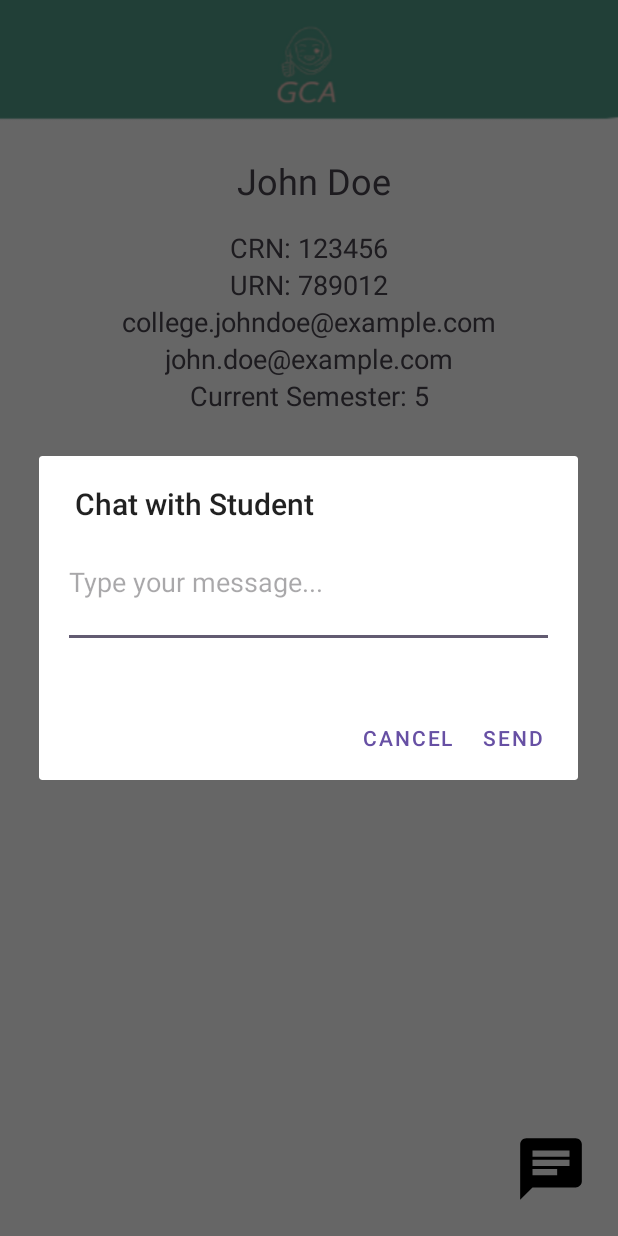
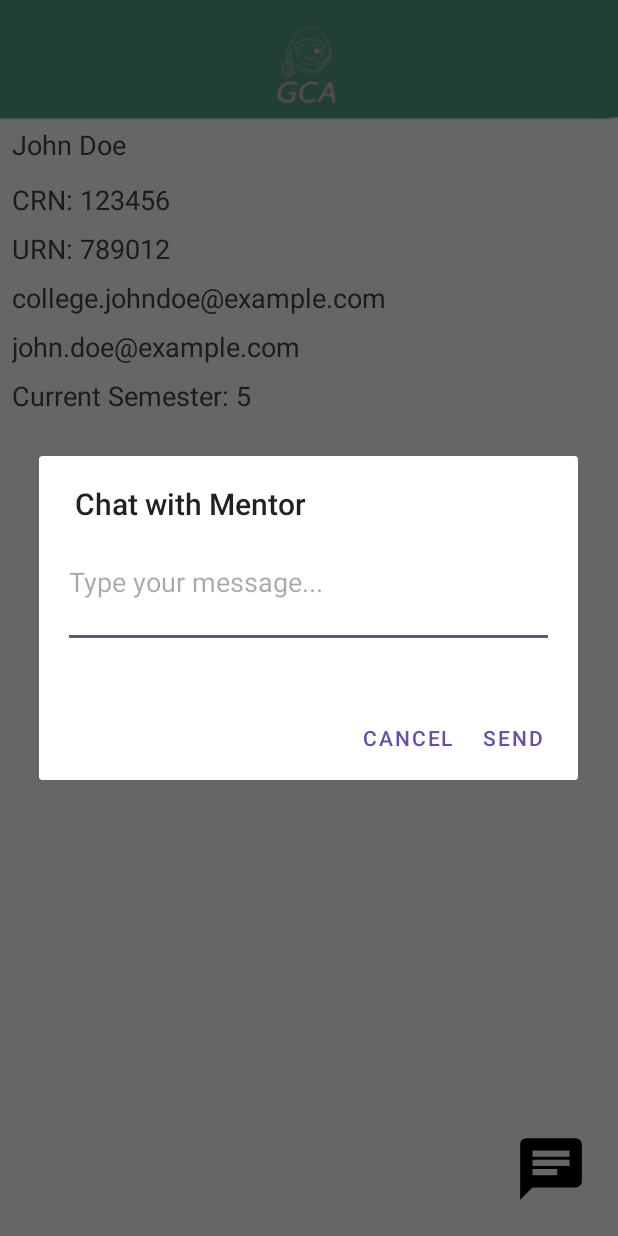
Before and after one commit to https-github-com-GNDECTouch/ConnectApp, an Android app: the MenteeActivity screen opened directly, with no data from a screen before it, after a tap on an icon or button, on a phone screen of 412 x 824 dp. Run offline under Robolectric (Android 15) with nearby library versions, the phone set to English and light mode, and no system bars.

Commit message:
changes made in mentee

```diff
--- a/app/src/main/java/com/example/gndectouch/MenteeActivity.java
+++ b/app/src/main/java/com/example/gndectouch/MenteeActivity.java
@@ -51,7 +51,7 @@ public class MenteeActivity extends AppCompatActivity {
     // Function to show the chat popup
     private void showChatPopup() {
         AlertDialog.Builder builder = new AlertDialog.Builder(this);
-        builder.setTitle("Chat with Student");
+        builder.setTitle("Chat with Mentor");
 
         // Create a layout for the chat content
         View chatLayout = getLayoutInflater().inflate(R.layout.chat_popup, null);
--- a/app/src/main/res/layout/activity_mentee.xml
+++ b/app/src/main/res/layout/activity_mentee.xml
@@ -13,13 +13,13 @@
         android:id="@+id/textViewName"
         android:layout_width="wrap_content"
         android:layout_height="wrap_content"
-        android:layout_marginTop="88dp"
+        android:layout_marginStart="8dp"
+        android:layout_marginTop="68dp"
         android:paddingTop="16dp"
-        android:paddingBottom="16dp"
-        android:text="Student Name"
-        android:textSize="24sp"
-        app:layout_constraintEnd_toEndOf="parent"
-        app:layout_constraintHorizontal_bias="0.511"
+        android:paddingBottom="8dp"
+        android:text="John"
+        android:textAlignment="viewStart"
+        android:textSize="18sp"
         app:layout_constraintStart_toStartOf="parent"
         app:layout_constraintTop_toTopOf="parent" />
 
@@ -27,58 +27,66 @@
         android:id="@+id/textViewCRN"
         android:layout_width="wrap_content"
         android:layout_height="wrap_content"
+        android:layout_marginStart="8dp"
         android:text="CRN: 123456"
         app:layout_constraintTop_toBottomOf="@id/textViewName"
         app:layout_constraintStart_toStartOf="parent"
-        app:layout_constraintEnd_toEndOf="parent"
         android:textSize="18sp"
+        android:paddingTop="4dp"
+        android:paddingBottom="4dp"
         />
 
     <TextView
         android:id="@+id/textViewURN"
         android:layout_width="wrap_content"
         android:layout_height="wrap_content"
+        android:layout_marginStart="8dp"
         android:text="URN: 789012"
         app:layout_constraintTop_toBottomOf="@id/textViewCRN"
         app:layout_constraintStart_toStartOf="parent"
-        app:layout_constraintEnd_toEndOf="parent"
         android:textSize="18sp"
+        android:paddingTop="4dp"
+        android:paddingBottom="4dp"
         />
 
     <TextView
         android:id="@+id/textViewCollegeMail"
         android:layout_width="wrap_content"
         android:layout_height="wrap_content"
+        android:layout_marginStart="8dp"
         android:text="college.johndoe@example.com"
         app:layout_constraintTop_toBottomOf="@id/textViewURN"
         app:layout_constraintStart_toStartOf="parent"
-        app:layout_constraintEnd_toEndOf="parent"
         android:textSize="18sp"
+        android:paddingTop="4dp"
+        android:paddingBottom="4dp"
         />
 
     <TextView
         android:id="@+id/textViewPersonalMail"
         android:layout_width="wrap_content"
         android:layout_height="wrap_content"
+        android:layout_marginStart="8dp"
         android:text="john.doe@example.com"
         app:layout_constraintTop_toBottomOf="@id/textViewCollegeMail"
         app:layout_constraintStart_toStartOf="parent"
-        app:layout_constraintEnd_toEndOf="parent"
         android:textSize="18sp"
+        android:paddingTop="4dp"
+        android:paddingBottom="4dp"
         />
 
     <TextView
         android:id="@+id/textViewCurrentSem"
         android:layout_width="wrap_content"
         android:layout_height="wrap_content"
+        android:layout_marginStart="8dp"
         android:text="Current Semester: 5"
         app:layout_constraintTop_toBottomOf="@id/textViewPersonalMail"
         app:layout_constraintStart_toStartOf="parent"
-        app:layout_constraintEnd_toEndOf="parent"
         android:textSize="18sp"
+        android:paddingTop="4dp"
+        android:paddingBottom="8dp"
         />
-
-    <!-- Student Performance -->
 
 
     <!-- Chat Button -->
```
